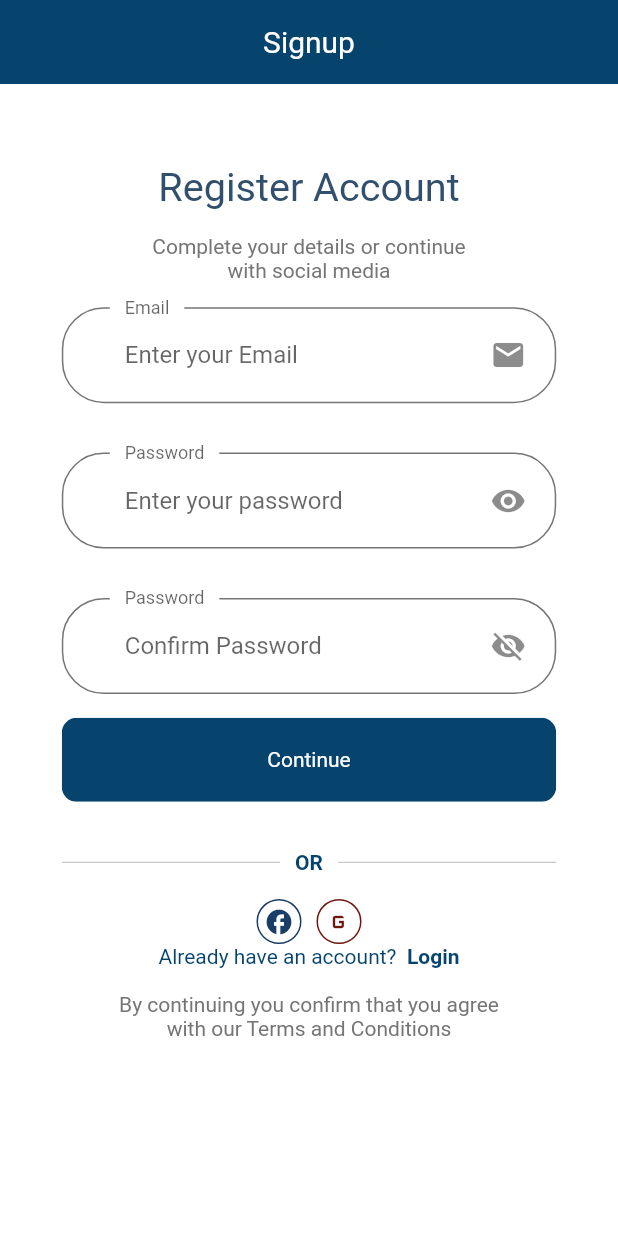
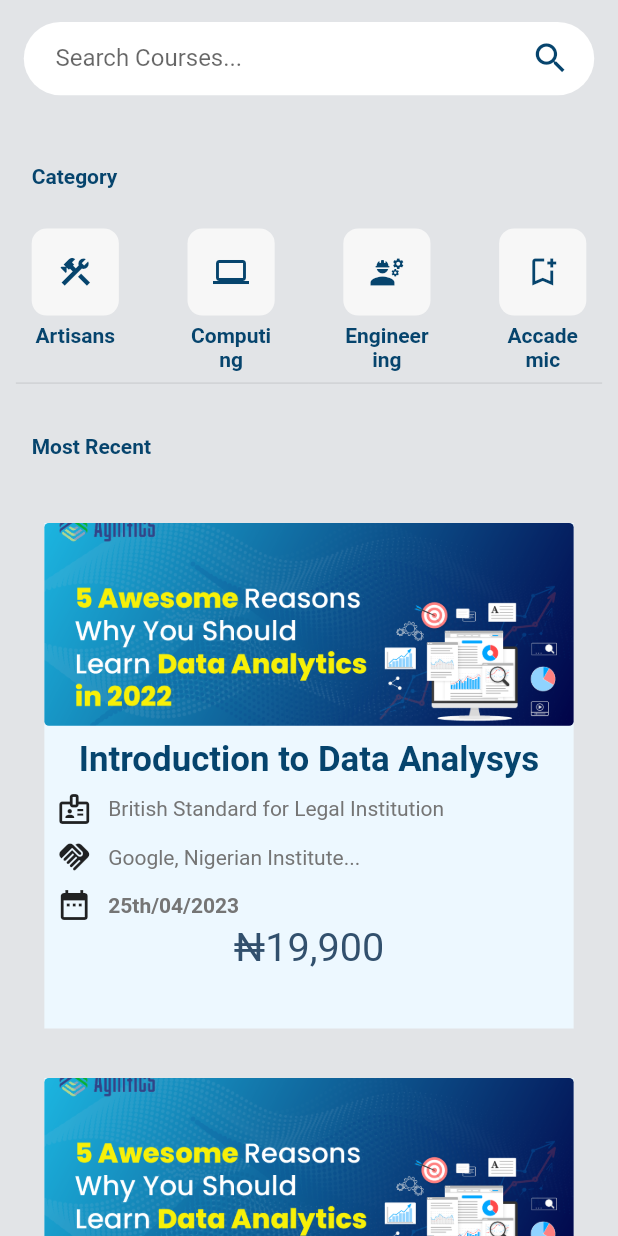
Before and after one commit to Joelodufu/kuziem, a Flutter app: the Body widget shown alone on an empty page, opened directly, on a phone screen of 412 x 824 dp. Run offline on Flutter 3.47's test engine with Material 2 defaults, Android fonts, the light colour scheme and no system bars.

Commit message:
Added a homescreen that am not sure is the best practice

```diff
--- a/assets/splash.txt
+++ b/assets/splash.txt
@@ -12,3 +12,5 @@ THE FIRST REALTIME TUTOR APP
 " You don’t have to be a professional teacher to teach on Kuziém, if you have the skills, experience and you can teach it, then you can earn to teach it."
 " At Kuziém we believe, Every student is a teacher and every teacher is a student. Learning is continuous and limitless."
 " Don’t hoard your skill, pass it on. Kuziém would pay you to pass it on"
+
+₦
--- a/lib/routes.dart
+++ b/lib/routes.dart
@@ -1,6 +1,7 @@
 import 'package:flutter/widgets.dart';
 import 'package:kuziem/screens/mobile/complete_profile/complete_profile_screen.dart';
 import 'package:kuziem/screens/mobile/forgot_password/forgot_password_screen.dart';
+import 'package:kuziem/screens/mobile/home_screen/home_screen.dart';
 import 'package:kuziem/screens/mobile/login/login.dart';
 import 'package:kuziem/screens/mobile/login_success/login_success_screen.dart';
 import 'package:kuziem/screens/mobile/splash/splashscreenpage.dart';
@@ -10,5 +11,6 @@ final Map<String, WidgetBuilder> routes = {
   Login.routeName: (context) => Login(),
   ForgotPassword.routeName: (context) => const ForgotPassword(),
   LoginSuccessScreen.routeName: (context) => const LoginSuccessScreen(),
-  CompleteProfileScreen.routeName: (context) => const CompleteProfileScreen()
+  CompleteProfileScreen.routeName: (context) => const CompleteProfileScreen(),
+  HomeScreen.routeName: (context) => const HomeScreen()
 };
--- a/lib/screens/mobile/Signup/components/body.dart
+++ b/lib/screens/mobile/Signup/components/body.dart
@@ -5,7 +5,6 @@ import 'package:kuziem/size_config.dart';
 
 import '../../../../constants.dart';
 import '../../components/already_have_an_account_check.dart';
-import '../../components/background.dart';
 import '../../login/login.dart';
 
 class Body extends StatelessWidget {
--- a/lib/screens/mobile/complete_profile/components/complete_profile_form.dart
+++ b/lib/screens/mobile/complete_profile/components/complete_profile_form.dart
@@ -4,6 +4,7 @@ import '../../../../constants.dart';
 import '../../../../size_config.dart';
 import '../../components/rounded_button.dart';
 import '../../components/text_field_container.dart';
+import '../../home_screen/home_screen.dart';
 
 class CompleteProfileForm extends StatefulWidget {
   const CompleteProfileForm({super.key});
@@ -62,6 +63,7 @@ class _CompleteProfileFormState extends State<CompleteProfileForm> {
               text: "Continue",
               press: () {
                 if (_formKey.currentState!.validate()) {
+                  Navigator.pushNamed(context, HomeScreen.routeName);
                   //Complete the form action
                 }
               }),
--- /dev/null
+++ b/lib/screens/mobile/home_screen/components/body.dart
@@ -0,0 +1,144 @@
+import 'package:flutter/foundation.dart';
+import 'package:flutter/material.dart';
+import 'package:kuziem/constants.dart';
+import 'package:kuziem/screens/mobile/home_screen/components/category.dart';
+import 'package:kuziem/size_config.dart';
+import 'course_card.dart';
+import 'search_bar.dart';
+
+class Body extends StatelessWidget {
+  const Body({super.key});
+
+  @override
+  Widget build(BuildContext context) {
+    return ListView(
+      children: [
+        Container(
+          padding: EdgeInsets.only(top: getProportionalScreenHeight(15)),
+          decoration: const BoxDecoration(
+            color: Color.fromARGB(255, 226, 228, 231),
+          ),
+          child: SingleChildScrollView(
+            child: Column(children: [
+              SearchBar(),
+              const SizedBox(
+                height: 20,
+              ),
+              Padding(
+                padding: EdgeInsets.symmetric(
+                    horizontal: getProportionalScreenWidth(10)),
+                child: Column(
+                  children: [
+                    buildSessionHeader("Category"),
+                    Categories(),
+                    Divider(),
+                    buildSessionHeader("Most Recent"),
+                    CourseCard(),
+                    CourseCard(),
+                    CourseCard(),
+                    CourseCard(),
+                    CourseCard(),
+                  ],
+                ),
+              )
+            ]),
+          ),
+        )
+      ],
+    );
+  }
+
+  Container buildSessionHeader(String header) {
+    return Container(
+      alignment: Alignment.centerLeft,
+      margin: EdgeInsets.symmetric(
+          vertical: getProportionalScreenWidth(25),
+          horizontal: getProportionalScreenWidth(10)),
+      child: Text(
+        header,
+        style: TextStyle(fontWeight: FontWeight.bold, color: kPrimaryColor),
+      ),
+    );
+  }
+}
+
+class CoursesWidget extends StatelessWidget {
+  const CoursesWidget({super.key});
+
+  @override
+  Widget build(BuildContext context) {
+    return GridView.count(
+      crossAxisCount: 2,
+      childAspectRatio: 0.68,
+      shrinkWrap: true,
+      children: [
+        Container(
+          padding: EdgeInsets.only(left: 15, right: 15, top: 10),
+          margin: EdgeInsets.symmetric(vertical: 8, horizontal: 10),
+          decoration: BoxDecoration(
+              color: Colors.white, borderRadius: BorderRadius.circular(20)),
+          child: Column(
+            children: [
+              Row(
+                mainAxisAlignment: MainAxisAlignment.spaceBetween,
+                children: [
+                  Container(
+                    padding: EdgeInsets.all(5),
+                    decoration: BoxDecoration(
+                        color: kPrimaryColor,
+                        borderRadius: BorderRadius.circular(20)),
+                    child: Text(
+                      "-50%",
+                      style: TextStyle(
+                          fontSize: getProportionalScreenWidth(14),
+                          color: Colors.white,
+                          fontWeight: FontWeight.bold),
+                    ),
+                  ),
+                  Icon(
+                    Icons.favorite_border,
+                    color: Colors.red,
+                  )
+                ],
+              ),
+              InkWell(
+                onTap: () {},
+                child: FittedBox(
+                  fit: BoxFit.cover,
+                  child: Image.asset(
+                    "assets/images/data_analysis.png",
+                  ),
+                ),
+              ),
+              Container(
+                padding: EdgeInsets.only(bottom: getProportionalScreenWidth(8)),
+                alignment: Alignment.centerLeft,
+                child: Text(
+                  "Introduction to Data Analysis",
+                  style: TextStyle(
+                      fontSize: 15,
+                      color: kPrimaryColor,
+                      fontWeight: FontWeight.bold),
+                ),
+              ),
+              Container(
+                alignment: Alignment.centerLeft,
+                child: Text(
+                  "Write description of course",
+                  style: TextStyle(color: kPrimaryColor),
+                ),
+              ),
+              Padding(
+                padding: EdgeInsets.symmetric(vertical: 10),
+                child: Row(
+                  mainAxisAlignment: MainAxisAlignment.spaceBetween,
+                  children: [Text("\#44,000")],
+                ),
+              )
+            ],
+          ),
+        )
+      ],
+    );
+  }
+}
--- /dev/null
+++ b/lib/screens/mobile/home_screen/components/category.dart
@@ -0,0 +1,83 @@
+import 'package:flutter/material.dart';
+
+import '../../../../constants.dart';
+import '../../../../size_config.dart';
+
+class Categories extends StatelessWidget {
+  const Categories({super.key});
+
+  @override
+  Widget build(BuildContext context) {
+    List<Map<String, dynamic>> categories = [
+      {"icons": Icons.construction, "text": "Artisans"},
+      {"icons": Icons.computer, "text": "Computing"},
+      {"icons": Icons.engineering, "text": "Engineering"},
+      {"icons": Icons.bookmark_add_outlined, "text": "Accademic"},
+    ];
+    return Padding(
+      padding: EdgeInsets.symmetric(horizontal: getProportionalScreenWidth(10)),
+      child: Row(
+        mainAxisAlignment: MainAxisAlignment.spaceBetween,
+        crossAxisAlignment: CrossAxisAlignment.start,
+        children: [
+          ...List.generate(
+              categories.length,
+              (index) => CategoryCard(
+                  icon: categories[index]["icons"],
+                  text: categories[index]["text"],
+                  press: () {}))
+        ],
+      ),
+    );
+  }
+}
+
+class CategoryCard extends StatelessWidget {
+  const CategoryCard({
+    super.key,
+    required this.icon,
+    required this.text,
+    required this.press,
+  });
+
+  final String text;
+  final IconData icon;
+  final GestureTapCallback press;
+
+  @override
+  Widget build(BuildContext context) {
+    return GestureDetector(
+      onTap: press,
+      child: SizedBox(
+        width: getProportionalScreenWidth(55),
+        child: Column(
+          children: [
+            AspectRatio(
+              aspectRatio: 1,
+              child: Container(
+                padding: EdgeInsets.all(getProportionalScreenWidth(10)),
+                decoration: BoxDecoration(
+                    color: Color.fromARGB(255, 247, 247, 247),
+                    borderRadius: BorderRadius.circular(10)),
+                child: Icon(
+                  icon,
+                  color: kPrimaryColor,
+                ),
+              ),
+            ),
+            const SizedBox(
+              height: 5,
+            ),
+            Text(
+              text,
+              textAlign: TextAlign.center,
+              style: TextStyle(
+                  color: kPrimaryColor,
+                  fontWeight: FontWeight.bold,),
+            )
+          ],
+        ),
+      ),
+    );
+  }
+}
--- /dev/null
+++ b/lib/screens/mobile/home_screen/components/course_card.dart
@@ -0,0 +1,96 @@
+import 'package:flutter/material.dart';
+import 'package:kuziem/size_config.dart';
+
+import '../../../../constants.dart';
+
+class CourseCard extends StatelessWidget {
+  const CourseCard({
+    super.key,
+  });
+
+  @override
+  Widget build(BuildContext context) {
+    return Container(
+      margin: EdgeInsets.symmetric(vertical: SizeConfig.screenHeight * 0.02),
+      width: getProportionalScreenWidth(334),
+      height: getProportionalScreenWidth(319),
+      decoration: BoxDecoration(color: Color.fromARGB(255, 237, 248, 255)),
+      child: Column(
+        children: [
+          SizedBox(
+            width: getProportionalScreenWidth(334),
+            height: getProportionalScreenWidth(128),
+            child: ClipRRect(
+                borderRadius: BorderRadius.circular(3),
+                child: FittedBox(
+                  fit: BoxFit.cover,
+                  child: Image(
+                      image: AssetImage("assets/images/data_analysis.png")),
+                )),
+          ),
+          Padding(
+            padding: const EdgeInsets.all(8.0),
+            child: Column(
+              children: [
+                Text(
+                  "Introduction to Data Analysys",
+                  style: TextStyle(
+                      fontSize: getProportionalScreenWidth(22),
+                      fontWeight: FontWeight.bold,
+                      color: kPrimaryColor),
+                ),
+                SizedBox(
+                  height: SizeConfig.screenHeight * 0.01,
+                ),
+                Row(
+                  mainAxisAlignment: MainAxisAlignment.start,
+                  children: [
+                    Icon(Icons.badge_outlined),
+                    SizedBox(
+                      width: getProportionalScreenWidth(10),
+                    ),
+                    Text("British Standard for Legal Institution")
+                  ],
+                ),
+                SizedBox(
+                  height: SizeConfig.screenHeight * 0.01,
+                ),
+                Row(
+                  mainAxisAlignment: MainAxisAlignment.start,
+                  children: [
+                    Icon(Icons.handshake_rounded),
+                    SizedBox(
+                      width: getProportionalScreenWidth(10),
+                    ),
+                    Text("Google, Nigerian Institute...")
+                  ],
+                ),
+                SizedBox(
+                  height: SizeConfig.screenHeight * 0.01,
+                ),
+                Row(
+                  mainAxisAlignment: MainAxisAlignment.start,
+                  children: [
+                    Icon(Icons.date_range),
+                    SizedBox(
+                      width: getProportionalScreenWidth(10),
+                    ),
+                    Text(
+                      "25th/04/2023",
+                      style: TextStyle(fontWeight: FontWeight.bold),
+                    )
+                  ],
+                ),
+                Text(
+                  "₦19,900",
+                  textAlign: TextAlign.start,
+                  style: headStyle,
+                )
+              ],
+            ),
+          ),
+        ],
+      ),
+    );
+  }
+}
--- /dev/null
+++ b/lib/screens/mobile/home_screen/components/search_bar.dart
@@ -0,0 +1,45 @@
+import 'package:flutter/material.dart';
+import 'package:kuziem/constants.dart';
+import 'package:kuziem/size_config.dart';
+
+class SearchBar extends StatelessWidget {
+  const SearchBar({
+    super.key,
+  });
+
+  @override
+  Widget build(BuildContext context) {
+    return Container(
+      margin: EdgeInsets.symmetric(horizontal: getProportionalScreenWidth(15)),
+      padding: EdgeInsets.symmetric(horizontal: getProportionalScreenWidth(15)),
+      height: getProportionalScreenHeight(50),
+      decoration: BoxDecoration(
+          color: Colors.white,
+          borderRadius: BorderRadius.circular(getProportionalScreenWidth(30))),
+      child: Row(
+        children: [
+          Container(
+            margin: EdgeInsets.only(left: getProportionalScreenWidth(5)),
+            height: getProportionalScreenHeight(50),
+            width: getProportionalScreenWidth(300),
+            child: TextFormField(
+              decoration: const InputDecoration(
+                  contentPadding: EdgeInsets.all(0),
+                  enabledBorder: InputBorder.none,
+                  errorBorder: InputBorder.none,
+                  focusedBorder: InputBorder.none,
+                  disabledBorder: InputBorder.none,
+                  border: InputBorder.none,
+                  hintText: "Search Courses..."),
+            ),
+          ),
+          Icon(
+            Icons.search,
+            size: getProportionalScreenWidth(25),
+            color: kPrimaryColor,
+          )
+        ],
+      ),
+    );
+  }
+}
--- a/lib/screens/mobile/login_success/components/body.dart
+++ b/lib/screens/mobile/login_success/components/body.dart
@@ -3,6 +3,7 @@ import 'package:kuziem/constants.dart';
 import 'package:kuziem/screens/mobile/components/rounded_button.dart';
 import 'package:kuziem/size_config.dart';
 
+import '../../home_screen/home_screen.dart';
 import '../../login/login.dart';
 
 class Body extends StatelessWidget {
@@ -42,7 +43,7 @@ class Body extends StatelessWidget {
               child: RoundButton(
                   text: "Back to home",
                   press: () {
-                    Navigator.popAndPushNamed(context, Login.routeName);
+                    Navigator.pushNamed(context, HomeScreen.routeName);
                   }))
         ],
       ),
```
Also changed, not shown: lib/screens/mobile/home_screen/components/discount_banner.dart (added, +35 -0 lines), lib/screens/mobile/home_screen/home_screen.dart (added, +20 -0 lines), assets/images/data_analysis.png (added).
